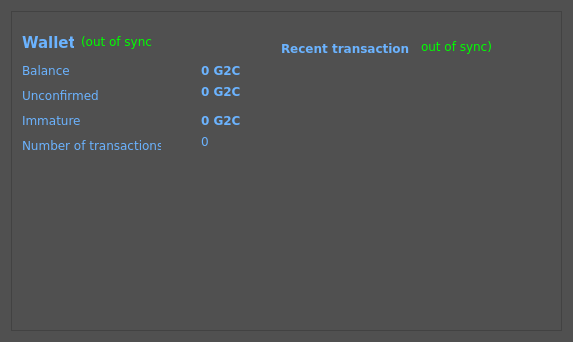
Qt form src/qt/forms/overviewpage.ui (G2C/G2C) before a commit.
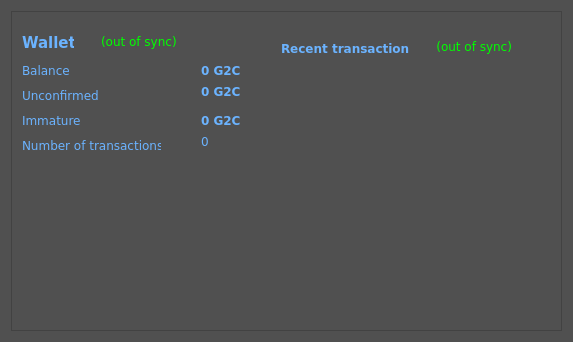
The same form after that commit.

```diff
--- a/src/qt/forms/overviewpage.ui
+++ b/src/qt/forms/overviewpage.ui
@@ -544,7 +544,7 @@
          <rect>
           <x>410</x>
           <y>20</y>
-          <width>71</width>
+          <width>91</width>
           <height>31</height>
          </rect>
         </property>
@@ -1795,9 +1795,9 @@
        <widget class="QLabel" name="labelWalletStatus">
         <property name="geometry">
          <rect>
-          <x>70</x>
+          <x>90</x>
           <y>20</y>
-          <width>71</width>
+          <width>101</width>
           <height>21</height>
          </rect>
         </property>
```
